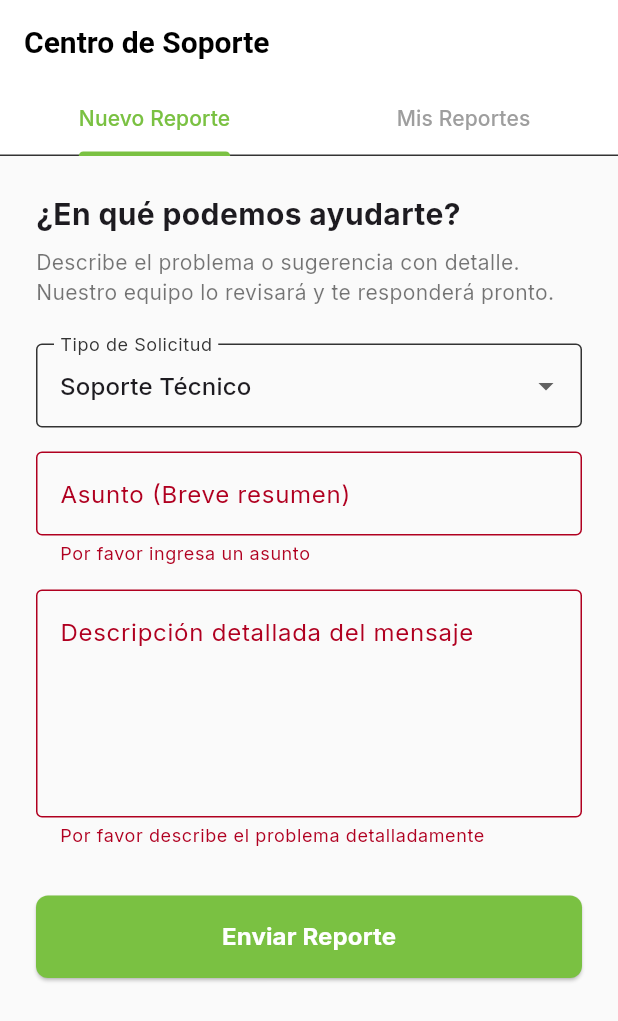
After one commit to JairoSolizV/flutter_app_saludable, a Flutter app: the SupportCenterScreen screen opened by its route, after a tap on "Enviar Reporte", on a phone screen of 412 x 824 dp. The commit adds this screen. Shown: the top 1021 px of the screen. Run offline on Flutter 3.47's test engine with Material 3 defaults, Android fonts, the phone set to English and light mode, and no system bars; our stand-ins replace connectivity_plus, dio, flutter_map, geolocator, go_router, google_fonts and 5 more; missing offline and left inert: mobile_scanner; accounts and stored records are empty; network calls fail.

Commit message:
Mejoras y correcciones del segundo sprint (fase 5)

```diff
--- a/lib/core/router/app_router.dart
+++ b/lib/core/router/app_router.dart
@@ -44,6 +44,7 @@ import '../../presentation/screens/host/members/host_members_list_screen.dart';
 import '../../presentation/screens/host/members/host_member_registration_screen.dart';
 import '../../presentation/screens/host/host_profile_screen.dart';
 import '../../presentation/screens/events/events_list_screen.dart';
+import '../../presentation/screens/common/support_center_screen.dart'; // Nuevo
 
 
 
@@ -57,6 +58,10 @@ final appRouter = GoRouter(
     GoRoute(
       path: '/screen-selector',
       builder: (context, state) => const ScreenSelector(),
+    ),
+    GoRoute(
+      path: '/support',
+      builder: (context, state) => const SupportCenterScreen(),
     ),
     // Rutas de Invitado con Shell (BottomNav)
     ShellRoute(
--- /dev/null
+++ b/lib/data/datasources/remote/support_remote_data_source.dart
@@ -0,0 +1,76 @@
+import 'package:dio/dio.dart';
+import 'package:flutter/foundation.dart';
+import '../../../domain/entities/support_ticket.dart';
+
+abstract class SupportRemoteDataSource {
+  Future<void> createTicket({
+    required String tipoSolicitud,
+    required String asunto,
+    required String mensaje,
+  });
+  Future<List<SupportTicket>> getTicketsByUser(int userId);
+}
+
+class SupportRemoteDataSourceImpl implements SupportRemoteDataSource {
+  final Dio _client;
+
+  SupportRemoteDataSourceImpl(this._client);
+
+  @override
+  Future<void> createTicket({
+    required String tipoSolicitud,
+    required String asunto,
+    required String mensaje,
+  }) async {
+    try {
+      debugPrint('[DEBUG SOPORTE] Creando ticket: $asunto ($tipoSolicitud)');
+
+      final response = await _client.post(
+        '/soporte-tickets',
+        data: {
+          'tipoSolicitud': tipoSolicitud,
+          'asunto': asunto,
+          'mensaje': mensaje,
+        },
+      );
+
+      if (response.statusCode != 200 && response.statusCode != 201) {
+        throw Exception('Error al crear ticket: ${response.statusCode}');
+      }
+      debugPrint('[DEBUG SOPORTE] Ticket creado con éxito');
+    } on DioException catch (e) {
+      debugPrint('[DEBUG SOPORTE] DioException al crear ticket: ${e.response?.data}');
+      throw Exception('Error de red al crear ticket de soporte: ${e.message}');
+    }
+  }
+
+  @override
+  Future<List<SupportTicket>> getTicketsByUser(int userId) async {
+    try {
+      debugPrint('[DEBUG SOPORTE] Obteniendo tickets para usuario $userId');
+
+      final response = await _client.get('/soporte-tickets/usuario/$userId');
+
+      if (response.statusCode == 200) {
+        List<dynamic> data = [];
+        if (response.data is List) {
+          data = response.data as List<dynamic>;
+        } else if (response.data is Map) {
+          final Map<String, dynamic> responseMap = response.data as Map<String, dynamic>;
+          if (responseMap.containsKey('content') && responseMap['content'] is List) {
+            data = responseMap['content'] as List<dynamic>;
+          } else if (responseMap.containsKey('data') && responseMap['data'] is List) {
+            data = responseMap['data'] as List<dynamic>;
+          }
+        }
+
+        return data.map((json) => SupportTicket.fromMap(json)).toList();
+      } else {
+        throw Exception('Error al obtener tickets: ${response.statusCode}');
+      }
+    } on DioException catch (e) {
+      debugPrint('[DEBUG SOPORTE] DioException al obtener tickets: ${e.response?.data}');
+      throw Exception('Error de red al obtener tickets: ${e.message}');
+    }
+  }
+}
--- /dev/null
+++ b/lib/domain/entities/support_ticket.dart
@@ -0,0 +1,49 @@
+class SupportTicket {
+  final int id;
+  final int userId;
+  final String tipoSolicitud;
+  final String asunto;
+  final String mensaje;
+  final String estado; // ABIERTO, CERRADO
+  final DateTime fechaCreacion;
+  final String? respuestaAdmin;
+
+  SupportTicket({
+    required this.id,
+    required this.userId,
+    required this.tipoSolicitud,
+    required this.asunto,
+    required this.mensaje,
+    required this.estado,
+    required this.fechaCreacion,
+    this.respuestaAdmin,
+  });
+
+  factory SupportTicket.fromMap(Map<String, dynamic> map) {
+    return SupportTicket(
+      id: map['id'] ?? 0,
+      userId: map['usuarioId'] ?? map['usuario_id'] ?? 0,
+      tipoSolicitud: map['tipoSolicitud'] ?? map['tipo_solicitud'] ?? 'Otro',
+      asunto: map['asunto'] ?? '',
+      mensaje: map['mensaje'] ?? '',
+      estado: map['estado']?.toString().toUpperCase() ?? 'ABIERTO',
+      fechaCreacion: map['fechaCreacion'] != null
+          ? DateTime.parse(map['fechaCreacion'].toString())
+          : DateTime.now(),
+      respuestaAdmin: map['respuestaAdmin'] ?? map['respuesta_admin'],
+    );
+  }
+
+  Map<String, dynamic> toMap() {
+    return {
+      'id': id,
+      'usuarioId': userId,
+      'tipoSolicitud': tipoSolicitud,
+      'asunto': asunto,
+      'mensaje': mensaje,
+      'estado': estado,
+      'fechaCreacion': fechaCreacion.toIso8601String(),
+      'respuestaAdmin': respuestaAdmin,
+    };
+  }
+}
--- a/lib/main.dart
+++ b/lib/main.dart
@@ -18,7 +18,9 @@ import 'data/datasources/remote/product_remote_data_source.dart';
 import 'data/datasources/remote/order_remote_data_source.dart';
 import 'data/datasources/remote/qr_remote_data_source.dart';
 import 'data/datasources/remote/evento_remote_data_source.dart';
+import 'data/datasources/remote/support_remote_data_source.dart'; // Nuevo
 import 'presentation/providers/auth_provider.dart';
+import 'presentation/providers/support_provider.dart'; // Nuevo
 import 'data/repositories/local_user_repository.dart';
 
 // Global instances for dependencies
@@ -32,6 +34,7 @@ late final MembresiaRemoteDataSource membresiaRemoteDataSource; // Nuevo
 late final OrderRemoteDataSource orderRemoteDataSource;
 late final QRRemoteDataSource qrRemoteDataSource;
 late final EventoRemoteDataSource eventoRemoteDataSource;
+late final SupportRemoteDataSource supportRemoteDataSource; // Nuevo
 late final LocalProductRepository productRepository;
 late final LocalOrderRepository orderRepository;
 late final ConnectivityService connectivityService;
@@ -54,6 +57,7 @@ void main() {
     orderRemoteDataSource = OrderRemoteDataSourceImpl(apiClient.client);
     qrRemoteDataSource = QRRemoteDataSourceImpl(apiClient.client);
     eventoRemoteDataSource = EventoRemoteDataSourceImpl(apiClient.client);
+    supportRemoteDataSource = SupportRemoteDataSourceImpl(apiClient.client); // Nuevo
 
     // 4. Repositorios Híbridos
     productRepository = LocalProductRepository(dbHelper, remoteDataSource: productRemoteDataSource);
@@ -110,6 +114,9 @@ class AppState extends StatelessWidget {
          ChangeNotifierProvider(
           create: (_) => AuthProvider(authRemoteDataSource, userRepository),
         ),
+         ChangeNotifierProvider(
+          create: (_) => SupportProvider(supportRemoteDataSource, userRepository),
+        ),
       ],
       child: const MainApp(),
     );
--- /dev/null
+++ b/lib/presentation/providers/support_provider.dart
@@ -0,0 +1,65 @@
+import 'package:flutter/foundation.dart';
+import '../../../domain/entities/support_ticket.dart';
+import '../../data/datasources/remote/support_remote_data_source.dart';
+import '../../data/repositories/local_user_repository.dart';
+
+class SupportProvider extends ChangeNotifier {
+  final SupportRemoteDataSource _remoteDataSource;
+  final LocalUserRepository _localUserRepository;
+
+  List<SupportTicket> _tickets = [];
+  bool _isLoading = false;
+  String? _error;
+
+  List<SupportTicket> get tickets => _tickets;
+  bool get isLoading => _isLoading;
+  String? get error => _error;
+
+  SupportProvider(this._remoteDataSource, this._localUserRepository);
+
+  Future<void> fetchMyTickets() async {
+    _isLoading = true;
+    _error = null;
+    notifyListeners();
+
+    try {
+      final user = await _localUserRepository.getCurrentUser();
+
+      if (user != null) {
+        _tickets = await _remoteDataSource.getTicketsByUser(int.parse(user.id));
+        // Ordenar del más reciente al más antiguo
+        _tickets.sort((a, b) => b.fechaCreacion.compareTo(a.fechaCreacion));
+      } else {
+        _error = 'No hay usuario autenticado logueado actualmente.';
+      }
+    } catch (e) {
+      _error = e.toString();
+    } finally {
+      _isLoading = false;
+      notifyListeners();
+    }
+  }
+
+  Future<bool> createTicket(String tipoSolicitud, String asunto, String mensaje) async {
+    _isLoading = true;
+    _error = null;
+    notifyListeners();
+
+    try {
+      await _remoteDataSource.createTicket(
+        tipoSolicitud: tipoSolicitud,
+        asunto: asunto,
+        mensaje: mensaje,
+      );
+
+      // Regargar después de crear
+      await fetchMyTickets();
+      return true;
+    } catch (e) {
+      _error = e.toString();
+      _isLoading = false;
+      notifyListeners();
+      return false;
+    }
+  }
+}
--- /dev/null
+++ b/lib/presentation/screens/common/support_center_screen.dart
@@ -0,0 +1,397 @@
+import 'package:flutter/material.dart';
+import 'package:provider/provider.dart';
+import 'package:lucide_icons/lucide_icons.dart';
+import 'package:intl/intl.dart';
+import '../../providers/support_provider.dart';
+
+class SupportCenterScreen extends StatefulWidget {
+  const SupportCenterScreen({super.key});
+
+  @override
+  State<SupportCenterScreen> createState() => _SupportCenterScreenState();
+}
+
+class _SupportCenterScreenState extends State<SupportCenterScreen> with SingleTickerProviderStateMixin {
+  late TabController _tabController;
+  final _formKey = GlobalKey<FormState>();
+
+  String _tipoSolicitud = 'Soporte Técnico';
+  final _asuntoController = TextEditingController();
+  final _mensajeController = TextEditingController();
+
+  final List<String> _tiposSoporte = [
+    'Soporte Técnico',
+    'Problema en el Club',
+    'Sugerencia',
+    'Otro'
+  ];
+
+  @override
+  void initState() {
+    super.initState();
+    _tabController = TabController(length: 2, vsync: this);
+
+    // Cargar tickets al inicio
+    WidgetsBinding.instance.addPostFrameCallback((_) {
+      context.read<SupportProvider>().fetchMyTickets();
+    });
+  }
+
+  @override
+  void dispose() {
+    _tabController.dispose();
+    _asuntoController.dispose();
+    _mensajeController.dispose();
+    super.dispose();
+  }
+
+  void _submitTicket() async {
+    if (_formKey.currentState!.validate()) {
+      final provider = context.read<SupportProvider>();
+
+      final success = await provider.createTicket(
+        _tipoSolicitud,
+        _asuntoController.text,
+        _mensajeController.text,
+      );
+
+      if (success && mounted) {
+        ScaffoldMessenger.of(context).showSnackBar(
+          const SnackBar(content: Text('¡Reporte enviado correctamente!')),
+        );
+        _asuntoController.clear();
+        _mensajeController.clear();
+        setState(() {
+          _tipoSolicitud = 'Soporte Técnico';
+        });
+        // Cambiar a la pestaña de "Mis Reportes"
+        _tabController.animateTo(1);
+      } else if (mounted) {
+        ScaffoldMessenger.of(context).showSnackBar(
+          SnackBar(
+            content: Text('Error al enviar el reporte: ${provider.error}'),
+            backgroundColor: Colors.red,
+          )
+        );
+      }
+    }
+  }
+
+  @override
+  Widget build(BuildContext context) {
+    return Scaffold(
+      backgroundColor: Colors.grey[50],
+      appBar: AppBar(
+        title: const Text('Centro de Soporte', style: TextStyle(color: Colors.black)),
+        backgroundColor: Colors.white,
+        iconTheme: const IconThemeData(color: Colors.black),
+        elevation: 0,
+        bottom: TabBar(
+          controller: _tabController,
+          labelColor: const Color(0xFF7AC142),
+          unselectedLabelColor: Colors.grey,
+          indicatorColor: const Color(0xFF7AC142),
+          tabs: const [
+            Tab(text: 'Nuevo Reporte'),
+            Tab(text: 'Mis Reportes'),
+          ],
+        ),
+      ),
+      body: TabBarView(
+        controller: _tabController,
+        children: [
+          _buildNewTicketForm(),
+          _buildTicketHistory(),
+        ],
+      ),
+    );
+  }
+
+  Widget _buildNewTicketForm() {
+    final isLoading = context.watch<SupportProvider>().isLoading;
+
+    return SingleChildScrollView(
+      padding: const EdgeInsets.all(24.0),
+      child: Form(
+        key: _formKey,
+        child: Column(
+          crossAxisAlignment: CrossAxisAlignment.stretch,
+          children: [
+            const Text(
+              '¿En qué podemos ayudarte?',
+              style: TextStyle(
+                fontSize: 20,
+                fontWeight: FontWeight.bold,
+              ),
+            ),
+            const SizedBox(height: 8),
+            const Text(
+              'Describe el problema o sugerencia con detalle. Nuestro equipo lo revisará y te responderá pronto.',
+              style: TextStyle(color: Colors.black54),
+            ),
+            const SizedBox(height: 24),
+
+            // Tipo de Solicitud
+            DropdownButtonFormField<String>(
+              value: _tipoSolicitud,
+              decoration: const InputDecoration(
+                labelText: 'Tipo de Solicitud',
+                border: OutlineInputBorder(),
+              ),
+              items: _tiposSoporte.map((tipo) {
+                return DropdownMenuItem(
+                  value: tipo,
+                  child: Text(tipo),
+                );
+              }).toList(),
+              onChanged: (value) {
+                if (value != null) {
+                  setState(() => _tipoSolicitud = value);
+                }
+              },
+            ),
+            const SizedBox(height: 16),
+
+            // Asunto
+            TextFormField(
+              controller: _asuntoController,
+              decoration: const InputDecoration(
+                labelText: 'Asunto (Breve resumen)',
+                border: OutlineInputBorder(),
+                hintText: 'Ej. No puedo completar mi pedido',
+              ),
+              validator: (value) {
+                if (value == null || value.trim().isEmpty) {
+                  return 'Por favor ingresa un asunto';
+                }
+                return null;
+              },
+            ),
+            const SizedBox(height: 16),
+
+            // Mensaje
+            TextFormField(
+              controller: _mensajeController,
+              maxLines: 5,
+              decoration: const InputDecoration(
+                labelText: 'Descripción detallada del mensaje',
+                border: OutlineInputBorder(),
+                alignLabelWithHint: true,
+              ),
+              validator: (value) {
+                if (value == null || value.trim().isEmpty) {
+                  return 'Por favor describe el problema detalladamente';
+                }
+                if (value.length < 10) {
+                  return 'El mensaje debe ser más largo';
+                }
+                return null;
+              },
+            ),
+            const SizedBox(height: 32),
+
+            // Botón Enviar
+            ElevatedButton(
+              onPressed: isLoading ? null : _submitTicket,
+              style: ElevatedButton.styleFrom(
+                backgroundColor: const Color(0xFF7AC142),
+                padding: const EdgeInsets.symmetric(vertical: 16),
+                shape: RoundedRectangleBorder(
+                  borderRadius: BorderRadius.circular(8),
+                ),
+              ),
+              child: isLoading
+                  ? const SizedBox(
+                      height: 20,
+                      width: 20,
+                      child: CircularProgressIndicator(color: Colors.white, strokeWidth: 2),
+                    )
+                  : const Text(
+                      'Enviar Reporte',
+                      style: TextStyle(
+                        fontSize: 16,
+                        fontWeight: FontWeight.bold,
+                        color: Colors.white,
+                      ),
+                    ),
+            ),
+          ],
+        ),
+      ),
+    );
+  }
+
+  Widget _buildTicketHistory() {
+    return Consumer<SupportProvider>(
+      builder: (context, provider, child) {
+        if (provider.isLoading && provider.tickets.isEmpty) {
+          return const Center(child: CircularProgressIndicator(color: Color(0xFF7AC142)));
+        }
+
+        if (provider.error != null && provider.tickets.isEmpty) {
+          return Center(
+            child: Column(
+              mainAxisAlignment: MainAxisAlignment.center,
+              children: [
+                const Icon(Icons.error_outline, size: 48, color: Colors.black38),
+                const SizedBox(height: 16),
+                Text(
+                  'Error al cargar el historial: \n${provider.error}',
+                  textAlign: TextAlign.center,
+                  style: const TextStyle(color: Colors.black54),
+                ),
+                const SizedBox(height: 16),
+                ElevatedButton(
+                  onPressed: () => provider.fetchMyTickets(),
+                  style: ElevatedButton.styleFrom(backgroundColor: const Color(0xFF7AC142)),
+                  child: const Text('Reintentar', style: TextStyle(color: Colors.white)),
+                ),
+              ],
+            ),
+          );
+        }
+
+        final tickets = provider.tickets;
+
+        if (tickets.isEmpty) {
+          return const Center(
+            child: Column(
+              mainAxisAlignment: MainAxisAlignment.center,
+              children: [
+                Icon(LucideIcons.messageSquare, size: 64, color: Colors.black12),
+                SizedBox(height: 16),
+                Text(
+                  'No tienes reportes de soporte creados',
+                  style: TextStyle(fontSize: 16, color: Colors.black45),
+                ),
+              ],
+            ),
+          );
+        }
+
+        return RefreshIndicator(
+          color: const Color(0xFF7AC142),
+          onRefresh: () => provider.fetchMyTickets(),
+          child: ListView.separated(
+            padding: const EdgeInsets.all(16),
+            itemCount: tickets.length,
+            separatorBuilder: (context, index) => const SizedBox(height: 12),
+            itemBuilder: (context, index) {
+              final ticket = tickets[index];
+              final isAbierto = ticket.estado.toUpperCase() == 'ABIERTO';
+              final colorEstado = isAbierto ? Colors.orange : Colors.green;
+              final Color bgEstado = isAbierto ? Colors.orange.shade50 : Colors.green.shade50;
+
+              return Card(
+                elevation: 0,
+                shape: RoundedRectangleBorder(
+                  borderRadius: BorderRadius.circular(12),
+                  side: BorderSide(color: Colors.grey.shade200),
+                ),
+                child: Theme(
+                  data: Theme.of(context).copyWith(dividerColor: Colors.transparent),
+                  child: ExpansionTile(
+                    tilePadding: const EdgeInsets.symmetric(horizontal: 16, vertical: 8),
+                    childrenPadding: const EdgeInsets.only(left: 16, right: 16, bottom: 16),
+                    title: Row(
+                      crossAxisAlignment: CrossAxisAlignment.baseline,
+                      textBaseline: TextBaseline.alphabetic,
+                      children: [
+                        Expanded(
+                          child: Text(
+                            ticket.asunto,
+                            style: const TextStyle(fontWeight: FontWeight.bold, fontSize: 16),
+                          ),
+                        ),
+                      ],
+                    ),
+                    subtitle: Column(
+                      crossAxisAlignment: CrossAxisAlignment.start,
+                      children: [
+                        const SizedBox(height: 4),
+                        Text(
+                          '${ticket.tipoSolicitud} • ${DateFormat('dd MMM yyyy, HH:mm').format(ticket.fechaCreacion)}',
+                          style: const TextStyle(color: Colors.black54, fontSize: 13),
+                        ),
+                        const SizedBox(height: 8),
+                        Container(
+                          padding: const EdgeInsets.symmetric(horizontal: 8, vertical: 4),
+                          decoration: BoxDecoration(
+                            color: bgEstado,
+                            borderRadius: BorderRadius.circular(6),
+                          ),
+                          child: Text(
+                            ticket.estado,
+                            style: TextStyle(
+                              color: colorEstado,
+                              fontSize: 12,
+                              fontWeight: FontWeight.bold,
+                            ),
+                          ),
+                        ),
+                      ],
+                    ),
+                    children: [
+                      const Divider(height: 24),
+                      Align(
+                        alignment: Alignment.centerLeft,
+                        child: Text(
+                          'Tu mensaje:',
+                          style: TextStyle(fontSize: 12, color: Colors.grey[600], fontWeight: FontWeight.bold),
+                        ),
+                      ),
+                      const SizedBox(height: 4),
+                      Align(
+                        alignment: Alignment.centerLeft,
+                        child: Text(
+                          ticket.mensaje,
+                          style: const TextStyle(color: Colors.black87),
+                        ),
+                      ),
+
+                      if (!isAbierto && ticket.respuestaAdmin != null && ticket.respuestaAdmin!.isNotEmpty) ...[
+                        const SizedBox(height: 16),
+                        Container(
+                          padding: const EdgeInsets.all(12),
+                          decoration: BoxDecoration(
+                            color: Colors.blue.shade50,
+                            borderRadius: BorderRadius.circular(8),
+                            border: Border.all(color: Colors.blue.shade100),
+                          ),
+                          child: Column(
+                            crossAxisAlignment: CrossAxisAlignment.start,
+                            children: [
+                              Row(
+                                children: [
+                                  Icon(LucideIcons.shieldCheck, size: 16, color: Colors.blue.shade700),
+                                  const SizedBox(width: 8),
+                                  Text(
+                                    'Respuesta de Administración:',
+                                    style: TextStyle(
+                                      fontWeight: FontWeight.bold,
+                                      color: Colors.blue.shade800,
+                                      fontSize: 13,
+                                    ),
+                                  ),
+                                ],
+                              ),
+                              const SizedBox(height: 8),
+                              Text(
+                                ticket.respuestaAdmin!,
+                                style: const TextStyle(color: Colors.black87),
+                              ),
+                            ],
+                          ),
+                        ),
+                      ]
+                    ],
+                  ),
+                ),
+              );
+            },
+          ),
+        );
+      },
+    );
+  }
+}
```
Also changed, not shown: lib/presentation/screens/host/host_profile_screen.dart (+7 -0 lines), lib/presentation/screens/host/members/host_members_list_screen.dart (+1 -13 lines), lib/presentation/screens/member/member_profile_screen.dart (+17 -0 lines).
